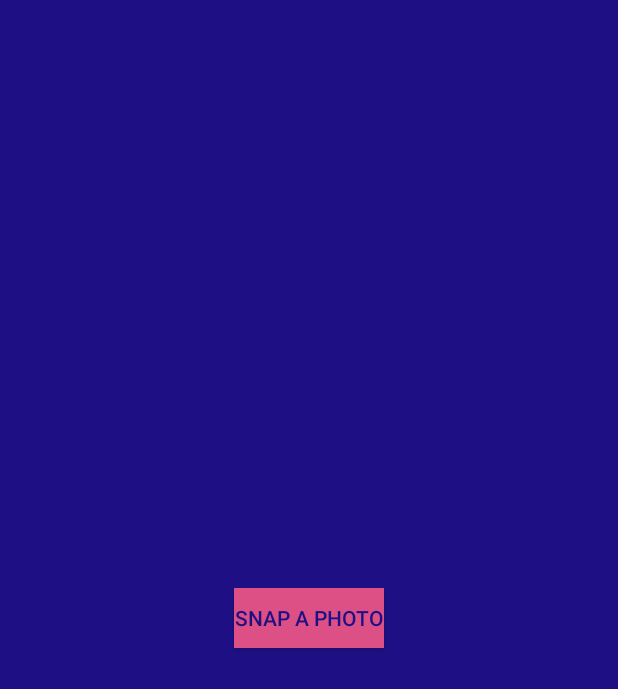
After one commit to hhalse/techday2018-public, an Android app: the TaskCameraIntent screen opened directly, with no data from a screen before it, on a phone screen of 412 x 824 dp. The commit adds this screen. Shown: the top 689 px of the screen. Run offline under Robolectric (Android 15) with nearby library versions, the phone set to English and light mode, and no system bars.

Commit message:
Image task plus very important icons

```diff
--- a/app/src/main/java/no/finn/techday2018/MainActivity.kt
+++ b/app/src/main/java/no/finn/techday2018/MainActivity.kt
@@ -6,6 +6,7 @@ import androidx.recyclerview.widget.LinearLayoutManager
 import kotlinx.android.synthetic.main.activity_main.*
 import no.finn.techday2018.task1.Task1
 import no.finn.techday2018.task2databinding.Task2DataBinding
+import no.finn.techday2018.taskCamera.TaskCameraIntent
 import no.finn.techday2018.taskNotifications.TaskNotifications
 
 class MainActivity : AppCompatActivity() {
@@ -17,8 +18,9 @@ class MainActivity : AppCompatActivity() {
         val taskListAdapter = TaskListAdapter()
         taskListAdapter.items = listOf(
             TaskListItem(Task1::class.java, "Hello, world!", R.drawable.hello_world),
-            TaskListItem(Task2DataBinding::class.java, "Data binding", R.drawable.hello_world),
-            TaskListItem(TaskNotifications::class.java, "Notifications", R.drawable.hello_world)
+            TaskListItem(Task2DataBinding::class.java, "Data binding", R.drawable.eddy),
+            TaskListItem(TaskNotifications::class.java, "Notifications", R.drawable.hwoarang),
+            TaskListItem(TaskCameraIntent::class.java, "Take a photo", R.drawable.mokujin)
         )
         taskList.adapter = taskListAdapter
         taskList.layoutManager = LinearLayoutManager(this)
--- /dev/null
+++ b/app/src/main/java/no/finn/techday2018/taskCamera/TaskCameraIntent.kt
@@ -0,0 +1,43 @@
+package no.finn.techday2018.taskCamera
+
+import android.content.Intent
+import android.graphics.Bitmap
+import android.os.Bundle
+import android.provider.MediaStore
+import androidx.appcompat.app.AppCompatActivity
+import kotlinx.android.synthetic.main.layout_task_camera_intent.*
+import no.finn.techday2018.R
+
+class TaskCameraIntent : AppCompatActivity() {
+
+    val REQUEST_IMAGE_CAPTURE = 1
+
+    override fun onCreate(savedInstanceState: Bundle?) {
+        super.onCreate(savedInstanceState)
+        setContentView(R.layout.layout_task_camera_intent)
+//        https://developer.android.com/guide/topics/media/camera
+//        https://developer.android.com/training/camera/photobasics
+        init()
+    }
+
+    fun init() {
+        button.setOnClickListener { button ->
+            dispatchTakePictureIntent()
+        }
+    }
+
+    private fun dispatchTakePictureIntent() {
+        Intent(MediaStore.ACTION_IMAGE_CAPTURE).also { takePictureIntent ->
+            takePictureIntent.resolveActivity(packageManager)?.also {
+                startActivityForResult(takePictureIntent, REQUEST_IMAGE_CAPTURE)
+            }
+        }
+    }
+
+    override fun onActivityResult(requestCode: Int, resultCode: Int, data: Intent?) {
+        if (requestCode == REQUEST_IMAGE_CAPTURE && resultCode == RESULT_OK) {
+            val imageBitmap = data?.extras?.get("data") as Bitmap
+            thumbnail.setImageBitmap(imageBitmap)
+        }
+    }
+}
--- /dev/null
+++ b/app/src/main/res/layout/layout_task_camera_intent.xml
@@ -0,0 +1,32 @@
+<?xml version="1.0" encoding="utf-8"?>
+<androidx.constraintlayout.widget.ConstraintLayout
+        xmlns:android="http://schemas.android.com/apk/res/android"
+        xmlns:tools="http://schemas.android.com/tools"
+        android:layout_width="match_parent"
+        android:layout_height="match_parent"
+        xmlns:app="http://schemas.android.com/apk/res-auto"
+        android:background="@color/colorPrimaryDark"
+        tools:context=".taskCamera.TaskCameraIntent">
+
+    <Button
+            android:id="@+id/button"
+            android:layout_width="wrap_content"
+            android:layout_height="40dp"
+            app:layout_constraintTop_toTopOf="parent"
+            app:layout_constraintBottom_toBottomOf="parent"
+            app:layout_constraintLeft_toLeftOf="parent"
+            app:layout_constraintRight_toRightOf="parent"
+            android:background="@color/colorAccent"
+            android:textColor="@color/colorPrimaryDark"
+            android:text="Snap a photo"
+    />
+
+    <ImageView
+            android:id="@+id/thumbnail"
+            android:layout_width="wrap_content"
+            android:layout_height="wrap_content"
+            app:layout_constraintTop_toTopOf="parent"
+            app:layout_constraintLeft_toLeftOf="parent"
+    />
+
+</androidx.constraintlayout.widget.ConstraintLayout>
```
Also changed, not shown: app/src/main/AndroidManifest.xml (+11 -5 lines), app/src/main/res/drawable/asuka.png (added), app/src/main/res/drawable/dr_bonsconovitch.png (added), app/src/main/res/drawable/eddy.png (added), app/src/main/res/drawable/hwoarang.png (added), app/src/main/res/drawable/ling_xiayu.png (added), app/src/main/res/drawable/mokujin.png (added), app/src/main/res/drawable/raven_tekken.png (added), 4 other files.
